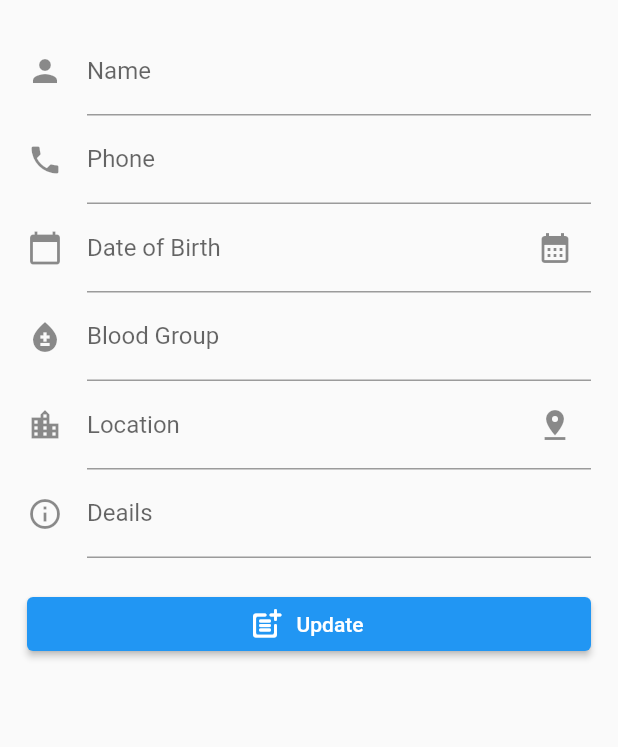
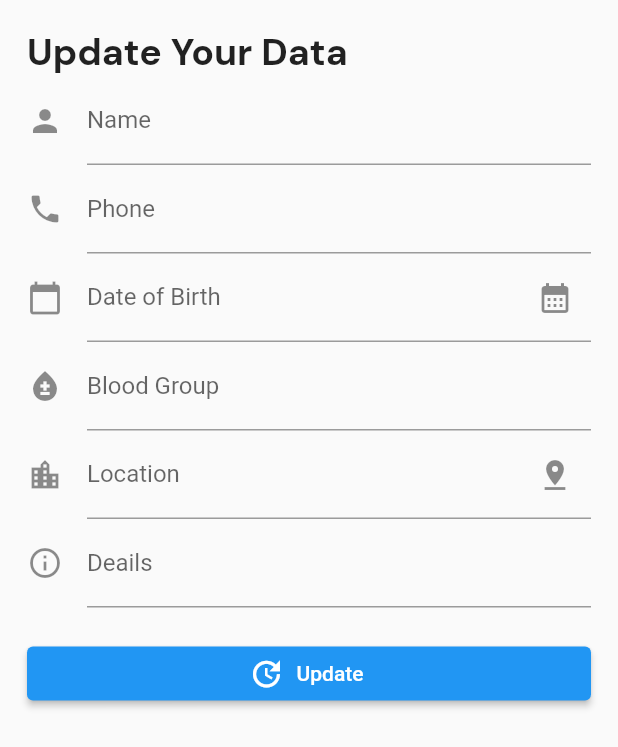
Before and after one commit to KARTIKBANIK/Blood-Bank-Project-getX, a Flutter app: the Updateecord screen opened directly with empty values, on a phone screen of 412 x 824 dp. Shown: the top 747 px of the screen. Run offline on Flutter 3.47's test engine with Material 2 defaults, Android fonts, the phone set to English and light mode, and no system bars; our stand-ins replace carousel_slider, cloud_firestore, firebase_core, firebase_database, get, google_fonts and 3 more; accounts and stored records are empty.

Commit message:
some colors

```diff
--- a/u_project/lib/app/modules/service_ui/views/firebase_/update_data.dart
+++ b/u_project/lib/app/modules/service_ui/views/firebase_/update_data.dart
@@ -1,6 +1,6 @@
 import 'package:firebase_database/firebase_database.dart';
 import 'package:flutter/material.dart';
-import 'package:fluttertoast/fluttertoast.dart';
+import 'package:u_project/widgets/custom_text.dart';
 
 class Updateecord extends StatefulWidget {
   const Updateecord({super.key, required this.receiveKey});
@@ -65,6 +65,11 @@ class _UpdateecordState extends State<Updateecord> {
         child: Form(
           child: ListView(
             children: <Widget>[
+              Custom_TExt(
+                txt: "Update Your Data",
+                fs: 25,
+                fw: FontWeight.bold,
+              ),
               TextFormField(
                 keyboardType: TextInputType.name,
                 controller: nameController,
@@ -141,7 +146,7 @@ class _UpdateecordState extends State<Updateecord> {
                   dbRef.child(widget.receiveKey).update(Receive);
                   Navigator.pop(context);
                 },
-                icon: Icon(Icons.post_add_rounded),
+                icon: Icon(Icons.update),
                 label: Text("Update"),
               ),
             ],
--- a/u_project/lib/app/modules/service_ui/views/receive_tab_bar_view.dart
+++ b/u_project/lib/app/modules/service_ui/views/receive_tab_bar_view.dart
@@ -4,7 +4,6 @@ import 'package:firebase_database/firebase_database.dart';
 import 'package:firebase_database/ui/firebase_animated_list.dart';
 import 'package:flutter/material.dart';
 import 'package:get/get.dart';
-import 'package:fluttertoast/fluttertoast.dart';
 import 'package:u_project/app/modules/service_ui/views/firebase_/update_data.dart';
 import 'package:u_project/widgets/custom_text.dart';
 
@@ -16,7 +15,7 @@ class ReceiveView extends StatefulWidget {
 }
 
 class _ReceiveViewState extends State<ReceiveView> {
-  // final _formKey = GlobalKey<FormState>();
+  //delete  instance
   DatabaseReference reference =
       FirebaseDatabase.instance.ref().child("Receive");
 
@@ -242,6 +241,10 @@ class _ReceiveViewState extends State<ReceiveView> {
             mainAxisAlignment: MainAxisAlignment.spaceEvenly,
             children: [
               ElevatedButton.icon(
+                style: ElevatedButton.styleFrom(
+                  primary: Color.fromARGB(255, 94, 180,
+                      99), // Change this color to your desired color
+                ),
                 onPressed: () {
                   Get.to(Updateecord(receiveKey: receive["key"]));
                 },
@@ -249,6 +252,10 @@ class _ReceiveViewState extends State<ReceiveView> {
                 label: Text("Update"),
               ),
               ElevatedButton.icon(
+                style: ElevatedButton.styleFrom(
+                  primary: Color.fromARGB(255, 247, 114,
+                      114), // Change this color to your desired color
+                ),
                 onPressed: () {
                   reference.child(receive["key"]).remove();
                 },
```
